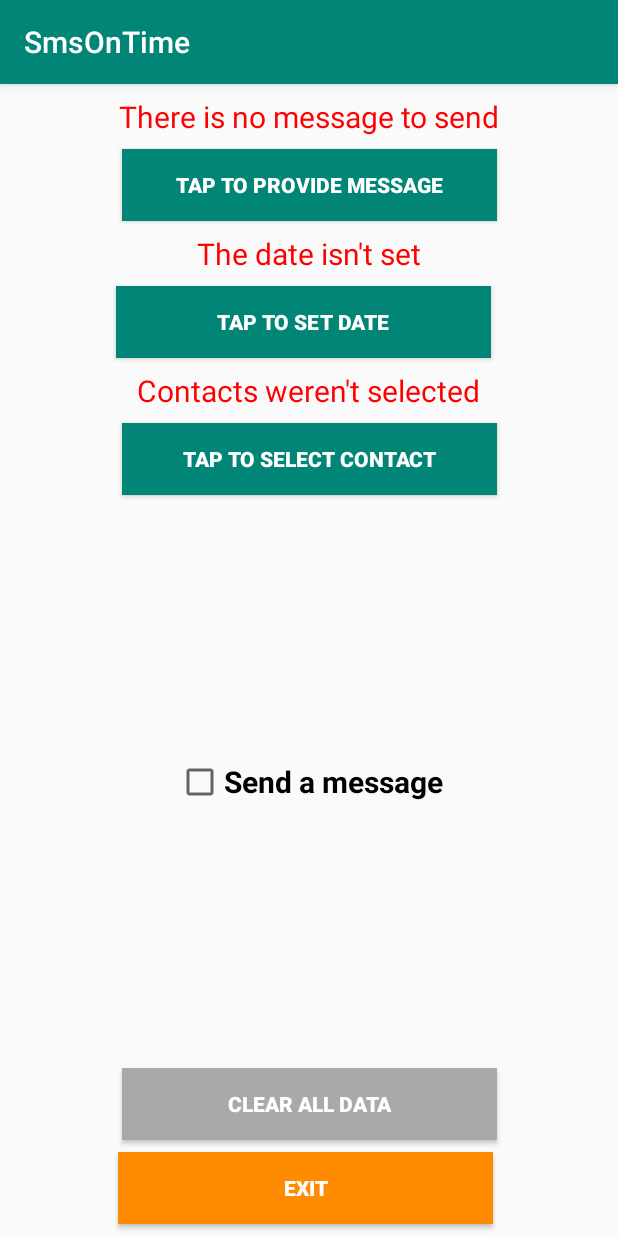
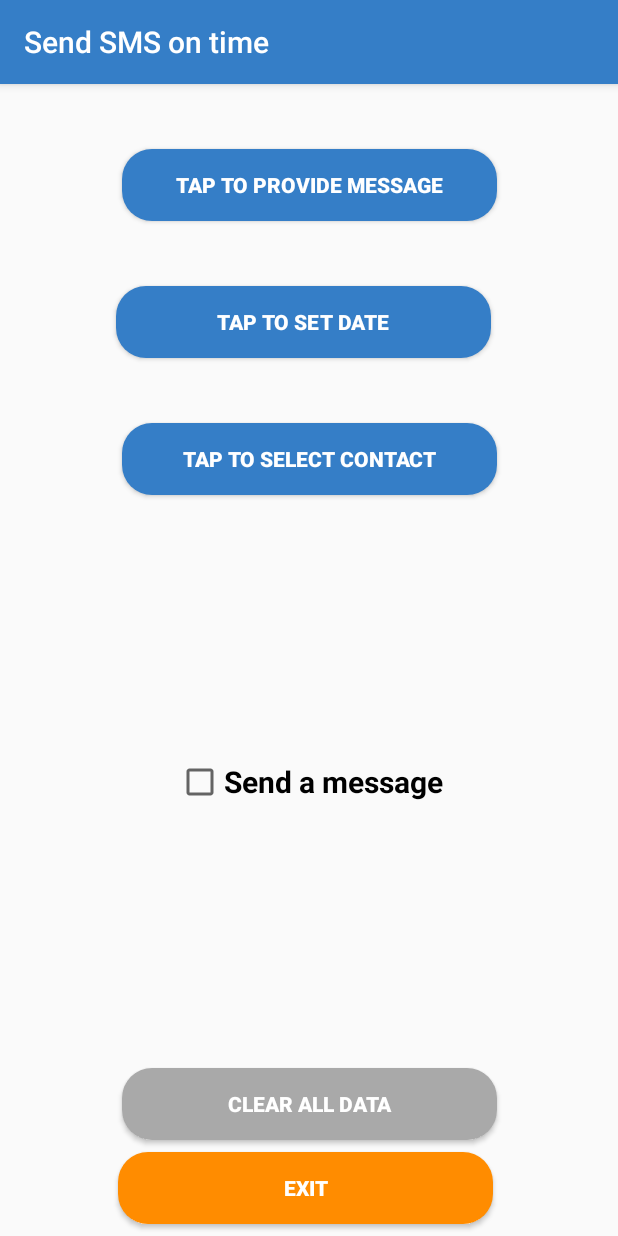
Before and after one commit to DrMuttley/SmsOnTime, an Android app: the screen it shows after launch (MainActivity), after a tap on "CLEAR ALL DATA", on a phone screen of 412 x 824 dp. Run offline under Robolectric (Android 15) with nearby library versions, the phone set to English and light mode, and no system bars; 1 statement that could not run was skipped.

Commit message:
- changed application color - added radius on buttons - modified way of alarm setting

```diff
--- a/app/src/main/java/com/example/lukasznowak/smsontime/MainActivity.java
+++ b/app/src/main/java/com/example/lukasznowak/smsontime/MainActivity.java
@@ -1,6 +1,7 @@
 package com.example.lukasznowak.smsontime;
 
 import android.Manifest;
+import android.app.Activity;
 import android.app.AlarmManager;
 import android.app.AlertDialog;
 import android.app.PendingIntent;
@@ -12,6 +13,7 @@ import android.content.pm.PackageManager;
 import android.database.Cursor;
 import android.graphics.Color;
 import android.net.Uri;
+import android.os.Build;
 import android.provider.ContactsContract;
 import android.support.v4.app.ActivityCompat;
 import android.support.v4.content.ContextCompat;
@@ -31,6 +33,7 @@ import android.widget.TimePicker;
 import android.widget.Toast;
 import android.widget.CompoundButton.OnCheckedChangeListener;
 
+import java.text.SimpleDateFormat;
 import java.util.Calendar;
 
 public class MainActivity extends AppCompatActivity implements View.OnClickListener, OnCheckedChangeListener{
@@ -39,10 +42,10 @@ public class MainActivity extends AppCompatActivity implements View.OnClickListe
 
     private final String MESSAGE_PREFERENCE_KEY = "message_key";
     private final String DATE_PREFERENCE_KEY = "date_key";
+    private final String CALENDAR_KEY = "calendar_key";
     private final String CONTACT_PREFERENCE_KEY = "contact_key";
     private final String PHONE_NUMBER_PREFERENCE_KEY = "number_key";
     private final String SEND_MESSAGE_CHECKBOX_KEY = "checkBox_key";
-    private final String MESSAGE_STATUS_KEY = "message_status_key";
 
     private final String colorBlack = "#000000";
     private final String colorRed = "#FF0000";
@@ -62,10 +65,9 @@ public class MainActivity extends AppCompatActivity implements View.OnClickListe
     private String contact ="";
     private String phone = "";
 
-    private String SMSstatus = "";
-
     private final static int PERMISSIONS_SEND_SMS = 101;
     private final static int PERMISSIONS_READ_CONTACT = 102;
+    private final static int PERMISSIONS_READ_SMS = 103;
 
     private final int PHONE_REQUEST_CODE = 111;
 
@@ -101,13 +103,14 @@ public class MainActivity extends AppCompatActivity implements View.OnClickListe
 
         showPreferenceValueInTextView();
 
-        if(SMSstatus.equals("SMS sent!")){
+        if(smsWasSent()){
 
-            Toast.makeText(getApplicationContext(), "Message was successfully send on " +
+            Toast.makeText(getApplicationContext(), "Message was sent on " +
                     date, Toast.LENGTH_SHORT).show();
 
             resetAllData();
         }
+
     }
 
     @Override
@@ -126,7 +129,15 @@ public class MainActivity extends AppCompatActivity implements View.OnClickListe
             }
 
             case R.id.contactButton:{
+
+                if(ContextCompat.checkSelfPermission(this, Manifest.permission.READ_CONTACTS)
+                        != PackageManager.PERMISSION_GRANTED){
+
+                    ActivityCompat.requestPermissions(this, new String[]{
+                            Manifest.permission.READ_CONTACTS}, PERMISSIONS_READ_CONTACT);
+                } else {
                     takeNumber(PHONE_REQUEST_CODE);
+                }
                 break;
             }
 
@@ -201,7 +212,7 @@ public class MainActivity extends AppCompatActivity implements View.OnClickListe
                 addHourMinutesToDate();
 
                 calendar.set(year, month, day, hour,minutes);
-
+                savePreference(CALENDAR_KEY, calendar);
 
                 if(System.currentTimeMillis() < calendar.getTimeInMillis()) {
 
@@ -297,11 +308,15 @@ public class MainActivity extends AppCompatActivity implements View.OnClickListe
                 != PackageManager.PERMISSION_GRANTED ||
 
                 ContextCompat.checkSelfPermission(this, Manifest.permission.READ_CONTACTS)
+                        != PackageManager.PERMISSION_GRANTED ||
+
+                ContextCompat.checkSelfPermission(this, Manifest.permission.READ_SMS)
                         != PackageManager.PERMISSION_GRANTED){
 
             ActivityCompat.requestPermissions(this, new String[]{
                             Manifest.permission.SEND_SMS,
-                            Manifest.permission.READ_CONTACTS,},
+                            Manifest.permission.READ_CONTACTS,
+                            Manifest.permission.READ_SMS},
                     PERMISSIONS_SEND_SMS);
         }
     }
@@ -330,7 +345,12 @@ public class MainActivity extends AppCompatActivity implements View.OnClickListe
         PendingIntent pendingIntent = PendingIntent.getBroadcast(this, 555,
                 intent, PendingIntent.FLAG_UPDATE_CURRENT);
 
+
+        if (Build.VERSION.SDK_INT >= Build.VERSION_CODES.KITKAT) {
+            alarmManager.setExact(AlarmManager.RTC_WAKEUP, calendar.getTimeInMillis(), pendingIntent);
+        }else{
             alarmManager.set(AlarmManager.RTC_WAKEUP, calendar.getTimeInMillis(), pendingIntent);
+        }
     }
 
     private void stopAlarmManager(){
@@ -339,7 +359,7 @@ public class MainActivity extends AppCompatActivity implements View.OnClickListe
 
         Intent intent = new Intent(this, AlarmReceiver.class);
 
-        PendingIntent pendingIntent = PendingIntent.getBroadcast(this, 444,
+        PendingIntent pendingIntent = PendingIntent.getBroadcast(this, 555,
                 intent, PendingIntent.FLAG_UPDATE_CURRENT);
 
         alarmManager.cancel(pendingIntent);
@@ -373,6 +393,8 @@ public class MainActivity extends AppCompatActivity implements View.OnClickListe
 
                         String name = cursor.getString(columnName);
                         String number = cursor.getString(columnNumber);
+
+                        number = number.replaceAll("\\s+", "");
 
                         contact = name + " ( " + number + " ) ";
                         phone = number;
@@ -408,6 +430,14 @@ public class MainActivity extends AppCompatActivity implements View.OnClickListe
                 }
                 break;
             }
+            case PERMISSIONS_READ_SMS: {
+                if(grantResults[0] == PackageManager.PERMISSION_GRANTED){
+                    Log.d("READ_SMS", "Permission READ_SMS granted.");
+                }else{
+                    Log.d("READ_SMS", "Permission READ_SMS denied.");
+                }
+                break;
+            }
         }
     }
 
@@ -432,13 +462,8 @@ public class MainActivity extends AppCompatActivity implements View.OnClickListe
 
                 sendMessageCheckBox.setChecked(false);
                 savePreference(SEND_MESSAGE_CHECKBOX_KEY, false);
-
-                SMSstatus = "";
-                savePreference(MESSAGE_STATUS_KEY, "");
             }
         });
-
-        Toast.makeText(getApplicationContext(), "All data was removed.", Toast.LENGTH_SHORT).show();
     }
 
     private void addYearMonthDayToDate(){
@@ -470,26 +495,32 @@ public class MainActivity extends AppCompatActivity implements View.OnClickListe
         date += stringBuilder.toString();
     }
 
-    private void savePreference(String key, String value){
+    public void savePreference(String key, String value){
 
         SharedPreferences.Editor editor = sharedPreferences.edit();
         editor.putString(key, value);
-        editor.commit();
+        editor.apply();
     }
 
     private void savePreference(String key, boolean value){
 
         SharedPreferences.Editor editor = sharedPreferences.edit();
         editor.putBoolean(key, value);
-        editor.commit();
+        editor.apply();
+    }
+
+    private void savePreference(String key, Calendar calendar){
+
+        SharedPreferences.Editor editor = sharedPreferences.edit();
+        editor.putLong(key, calendar.getTimeInMillis());
+        editor.apply();
     }
 
     private void loadPreferenceValue(){
 
-        SMSstatus = sharedPreferences.getString(MESSAGE_STATUS_KEY, "");
-
         message = sharedPreferences.getString(MESSAGE_PREFERENCE_KEY, "");
         date = sharedPreferences.getString(DATE_PREFERENCE_KEY, "");
+        calendar.setTimeInMillis(sharedPreferences.getLong(CALENDAR_KEY, 0));
         contact = sharedPreferences.getString(CONTACT_PREFERENCE_KEY, "");
         phone = sharedPreferences.getString(PHONE_NUMBER_PREFERENCE_KEY, "");
 
@@ -508,31 +539,31 @@ public class MainActivity extends AppCompatActivity implements View.OnClickListe
         TextView dateTextView = findViewById(R.id.dateTextView);
         TextView contactTextView = findViewById(R.id.contactTextView);
 
-        if(message.equals("")){
-            setTextViewValue(messageTextView, "There is no message to send", colorRed);
-        }else {
+//        if(message.equals("")){
+//            setTextViewValue(messageTextView, "There is no message to send", colorRed);
+//        }else {
             setTextViewValue(messageTextView, message, colorBlack);
-        }
+        //}
+//
+//        if(date.equals("")){
+//            setTextViewValue(dateTextView, "The date isn't set", colorRed);
+//        }else {
+            setTextViewValue(dateTextView, date, colorBlack);
+       // }
 
-        if(date.equals("")){
-            setTextViewValue(dateTextView, "The date isn't set", colorRed);
-        }else {
-            setTextViewValue(dateTextView, date, colorBlack);
-        }
-
-        if(contact.equals("")){
-            setTextViewValue(contactTextView, "Contacts weren't selected", colorRed);
-        }else {
+//        if(contact.equals("")){
+//            setTextViewValue(contactTextView, "Contacts weren't selected", colorRed);
+//        }else {
             setTextViewValue(contactTextView, contact, colorBlack);
-        }
+      //  }
     }
 
     @Override
     public void onCheckedChanged(CompoundButton buttonView, boolean isChecked) {
 
-        if(isChecked){
+        if(isChecked) {
 
-            if(message.equals("") || date.equals("") || phone.equals("")){
+            if (message.equals("") || date.equals("") || phone.equals("")) {
 
                 Toast.makeText(getApplicationContext(), "You are not fill all needed fields.",
                         Toast.LENGTH_LONG).show();
@@ -540,28 +571,78 @@ public class MainActivity extends AppCompatActivity implements View.OnClickListe
                 sendMessageCheckBox.setChecked(false);
                 savePreference(SEND_MESSAGE_CHECKBOX_KEY, false);
 
+            } else if (ContextCompat.checkSelfPermission(this, Manifest.permission.READ_SMS)
+                    != PackageManager.PERMISSION_GRANTED ||
+
+                    ContextCompat.checkSelfPermission(this, Manifest.permission.SEND_SMS)
+                            != PackageManager.PERMISSION_GRANTED) {
+
+                sendMessageCheckBox.setChecked(false);
+                savePreference(SEND_MESSAGE_CHECKBOX_KEY, false);
+
+                ActivityCompat.requestPermissions(this, new String[]{
+                                Manifest.permission.READ_SMS,
+                                Manifest.permission.SEND_SMS},
+                        PERMISSIONS_SEND_SMS);
+
+            } else if (System.currentTimeMillis() >= calendar.getTimeInMillis() /* && !smsWasSent()*/) {
+
+                Toast.makeText(getApplicationContext(), "The set date has already passed. Before " +
+                        "continue please set date again.", Toast.LENGTH_LONG).show();
+
+                sendMessageCheckBox.setChecked(false);
+                savePreference(SEND_MESSAGE_CHECKBOX_KEY, false);
+
+//            } else if(smsWasSent()){
+//
+//                Toast.makeText(getApplicationContext(), "Message was sent on " +
+//                        date, Toast.LENGTH_SHORT).show();
+//
+//                resetAllData();
+
             } else {
 
-                if(SMSstatus.equals("")) {
+                Toast.makeText(getApplicationContext(), "Message will be send on " +
+                        date, Toast.LENGTH_SHORT).show();
 
                 startAlarmManager();
                 savePreference(SEND_MESSAGE_CHECKBOX_KEY, true);
+            }
 
-                    savePreference(MESSAGE_STATUS_KEY, "Pending on send!");
+        } else {
 
-                    Toast.makeText(getApplicationContext(), "Message will be send on " +
-                            date, Toast.LENGTH_SHORT).show();
+            if (PendingIntent.getBroadcast(this, 555,
+                    new Intent(this, AlarmReceiver.class),
+                    PendingIntent.FLAG_NO_CREATE) != null) {
+
+                Toast.makeText(getApplicationContext(), "Message won't be send", Toast.LENGTH_LONG).show();
+
+                stopAlarmManager();
+                savePreference(SEND_MESSAGE_CHECKBOX_KEY, false);
+            }
         }
     }
 
-        }else {
+    private boolean smsWasSent() {
 
-            stopAlarmManager();
-            savePreference(SEND_MESSAGE_CHECKBOX_KEY, false);
+        Cursor cursor = getContentResolver().query(Uri.parse("content://sms/sent"), null, null, null, null);
+                                                                    //inbox
+        if (cursor.moveToFirst()) {
 
-            savePreference(MESSAGE_STATUS_KEY, "");
+            do {
 
-            Toast.makeText(getApplicationContext(), "Message won't be send", Toast.LENGTH_LONG).show();
+                for (int i = 0; i < cursor.getColumnCount(); i++) {
+
+                    if(cursor.getString(cursor.getColumnIndexOrThrow("address")).equals(phone) &&
+                            cursor.getString(cursor.getColumnIndexOrThrow("body")).equals(message)){
+                        return true;
                     }
                 }
+
+            } while (cursor.moveToNext());
+        } else {
+            // empty box, no SMS
         }
+        return false;
+    }
+}
--- /dev/null
+++ b/app/src/main/res/drawable/button_blue.xml
@@ -0,0 +1,5 @@
+<?xml version="1.0" encoding="utf-8"?>
+<shape xmlns:android="http://schemas.android.com/apk/res/android">
+    <solid android:color="#357EC7"/>
+    <corners android:radius="20dp"/>
+</shape>
--- /dev/null
+++ b/app/src/main/res/drawable/button_grey.xml
@@ -0,0 +1,5 @@
+<?xml version="1.0" encoding="utf-8"?>
+<shape xmlns:android="http://schemas.android.com/apk/res/android">
+    <solid android:color="#A9A9A9"/>
+    <corners android:radius="20dp"/>
+</shape>
--- /dev/null
+++ b/app/src/main/res/drawable/button_orange.xml
@@ -0,0 +1,5 @@
+<?xml version="1.0" encoding="utf-8"?>
+<shape xmlns:android="http://schemas.android.com/apk/res/android">
+    <solid android:color="#FF8C00"/>
+    <corners android:radius="20dp"/>
+</shape>
--- a/app/src/main/res/layout/activity_main.xml
+++ b/app/src/main/res/layout/activity_main.xml
@@ -12,7 +12,6 @@
         android:layout_width="wrap_content"
         android:layout_height="wrap_content"
         android:layout_margin="8dp"
-        android:text="@string/messageTextView"
         android:textSize="20sp"
         android:textColor="#FF0000"
         app:layout_constraintEnd_toEndOf="parent"
@@ -24,7 +23,7 @@
         android:layout_width="250sp"
         android:layout_height="wrap_content"
         android:layout_margin="8dp"
-        android:background="@color/colorPrimary"
+        android:background="@drawable/button_blue"
         android:text="@string/messageButton"
         android:textColor="#FFFFFF"
         android:textStyle="bold"
@@ -37,9 +36,8 @@
         android:layout_width="wrap_content"
         android:layout_height="wrap_content"
         android:layout_margin="8dp"
-        android:text="@string/dateTextView"
         android:textSize="20sp"
-        android:textColor="#FF0000"
+        android:textColor="#FF6666"
         app:layout_constraintEnd_toEndOf="parent"
         app:layout_constraintStart_toStartOf="parent"
         app:layout_constraintTop_toBottomOf="@+id/messageButton" />
@@ -49,7 +47,7 @@
         android:layout_width="250sp"
         android:layout_height="wrap_content"
         android:layout_margin="8dp"
-        android:background="@color/colorPrimary"
+        android:background="@drawable/button_blue"
         android:text="@string/dateButton"
         android:textColor="#FFFFFF"
         android:textStyle="bold"
@@ -75,7 +73,7 @@
         android:layout_width="250sp"
         android:layout_height="wrap_content"
         android:layout_margin="8dp"
-        android:background="@color/colorPrimary"
+        android:background="@drawable/button_blue"
         android:text="@string/contactButton"
         android:textColor="#FFFFFF"
         android:textStyle="bold"
@@ -106,7 +104,7 @@
         android:layout_marginEnd="8dp"
         android:layout_marginRight="8dp"
         android:layout_marginBottom="8dp"
-        android:background="#A9A9A9"
+        android:background="@drawable/button_grey"
         android:text="@string/clearButton"
         android:textColor="#FFFFFF"
         android:textStyle="bold"
@@ -121,7 +119,7 @@
         android:layout_height="wrap_content"
         android:layout_margin="8dp"
         android:layout_marginBottom="8dp"
-        android:background="#FF8C00"
+        android:background="@drawable/button_orange"
         android:text="@string/exitButton"
         android:textColor="#FFFFFF"
         android:textStyle="bold"
--- a/app/src/main/res/values/strings.xml
+++ b/app/src/main/res/values/strings.xml
@@ -1,5 +1,5 @@
 <resources>
-    <string name="app_name">SmsOnTime</string>
+    <string name="app_name">Send SMS on time</string>
 
     <string name="messageTextView">There is no message to send</string>
 
--- a/app/src/main/res/values/styles.xml
+++ b/app/src/main/res/values/styles.xml
@@ -3,8 +3,8 @@
     <!-- Base application theme. -->
     <style name="AppTheme" parent="Theme.AppCompat.Light.DarkActionBar">
         <!-- Customize your theme here. -->
-        <item name="colorPrimary">@color/colorPrimary</item>
-        <item name="colorPrimaryDark">@color/colorPrimaryDark</item>
+        <item name="colorPrimary">#357EC7</item>
+        <item name="colorPrimaryDark">#357EC7</item>
         <item name="colorAccent">@color/colorAccent</item>
     </style>
 
```
Also changed, not shown: app/src/main/AndroidManifest.xml (+9 -0 lines), app/src/main/java/com/example/lukasznowak/smsontime/AlarmReceiver.java (+7 -13 lines), app/src/main/res/drawable/icon_time_limit.png. Lines whose indentation alone changed are shown as unchanged.
